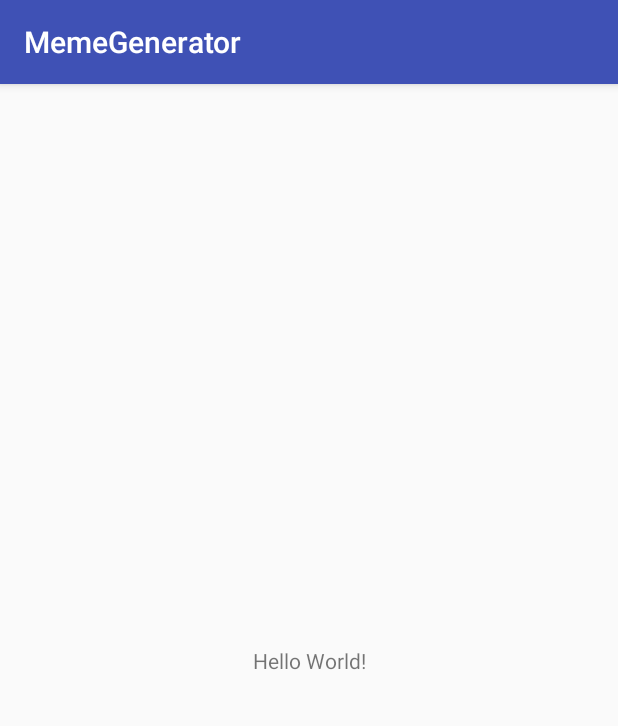
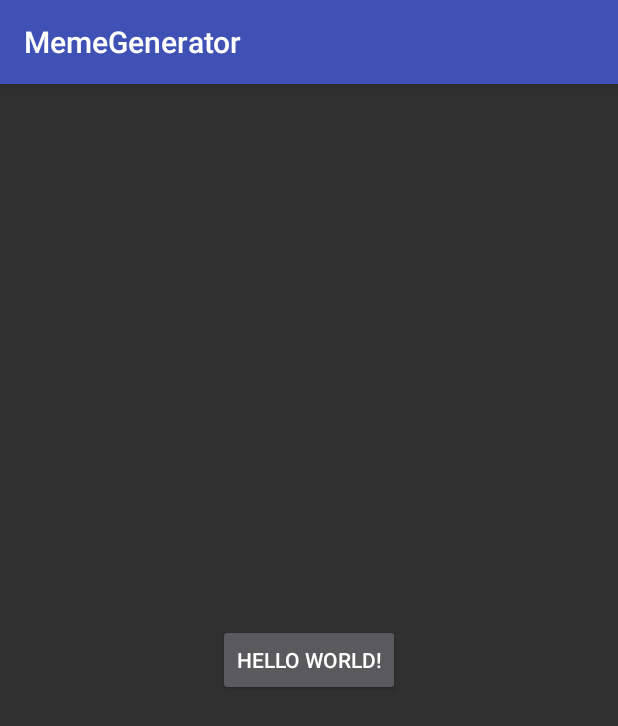
Before and after one commit to ananddamodaran/kotlin-examples, an Android app: the screen it shows after launch (MainActivity), on a phone screen of 412 x 824 dp. Shown: the top 726 px of the screen. Run offline under Robolectric (Android 15) with nearby library versions, the phone set to English and light mode, and no system bars.

Commit message:
meme composer updated

```diff
--- a/Kotlin-Meme-Generator/app/src/main/res/layout/activity_main.xml
+++ b/Kotlin-Meme-Generator/app/src/main/res/layout/activity_main.xml
@@ -1,18 +1,17 @@
 <?xml version="1.0" encoding="utf-8"?>
-<android.support.constraint.ConstraintLayout xmlns:android="http://schemas.android.com/apk/res/android"
+<FrameLayout xmlns:android="http://schemas.android.com/apk/res/android"
     xmlns:app="http://schemas.android.com/apk/res-auto"
     xmlns:tools="http://schemas.android.com/tools"
     android:layout_width="match_parent"
     android:layout_height="match_parent"
     tools:context="com.ananddamodaran.memegenerator.MainActivity">
 
-    <TextView
+    <Button
+        android:id="@+id/create_meme_btn"
         android:layout_width="wrap_content"
         android:layout_height="wrap_content"
         android:text="Hello World!"
-        app:layout_constraintBottom_toBottomOf="parent"
-        app:layout_constraintLeft_toLeftOf="parent"
-        app:layout_constraintRight_toRightOf="parent"
-        app:layout_constraintTop_toTopOf="parent" />
+        android:layout_gravity="center"
+        />
 
-</android.support.constraint.ConstraintLayout>
+</FrameLayout>
--- a/Kotlin-Meme-Generator/app/src/main/res/values/styles.xml
+++ b/Kotlin-Meme-Generator/app/src/main/res/values/styles.xml
@@ -1,7 +1,7 @@
 <resources>
 
     <!-- Base application theme. -->
-    <style name="AppTheme" parent="Theme.AppCompat.Light.DarkActionBar">
+    <style name="AppTheme" parent="Theme.AppCompat">
         <!-- Customize your theme here. -->
         <item name="colorPrimary">@color/colorPrimary</item>
         <item name="colorPrimaryDark">@color/colorPrimaryDark</item>
```
Also changed, not shown: Kotlin-Meme-Generator/app/src/main/java/com/ananddamodaran/memegenerator/MainActivity.kt (+27 -0 lines), Kotlin-Meme-Generator/app/src/main/java/com/ananddamodaran/memegenerator/MemeComposerActivity.kt (added, +17 -0 lines), Kotlin-Meme-Generator/app/src/main/java/com/ananddamodaran/memegenerator/Navigator.kt (added, +19 -0 lines), 2 other files.
